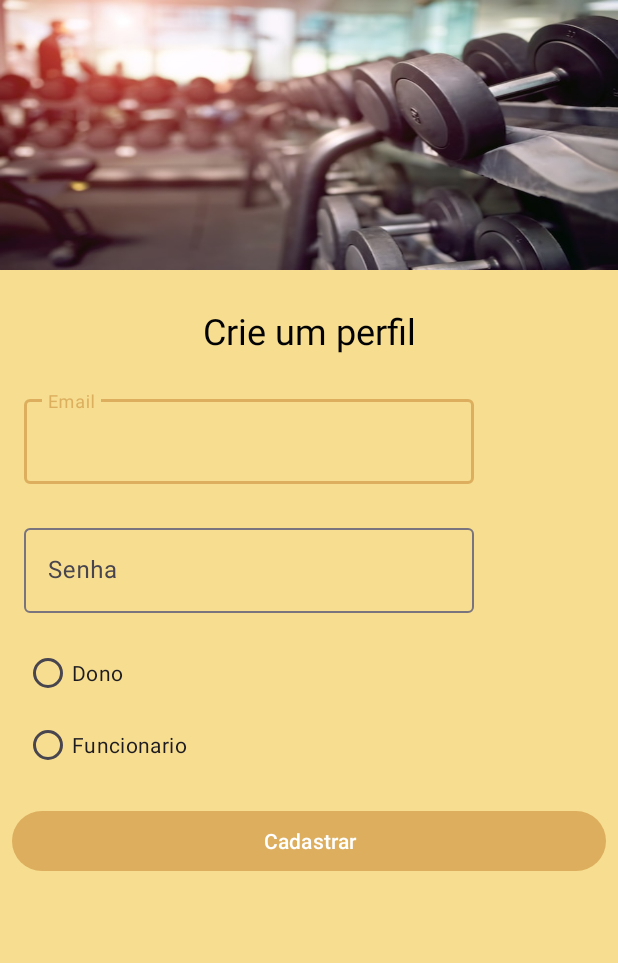
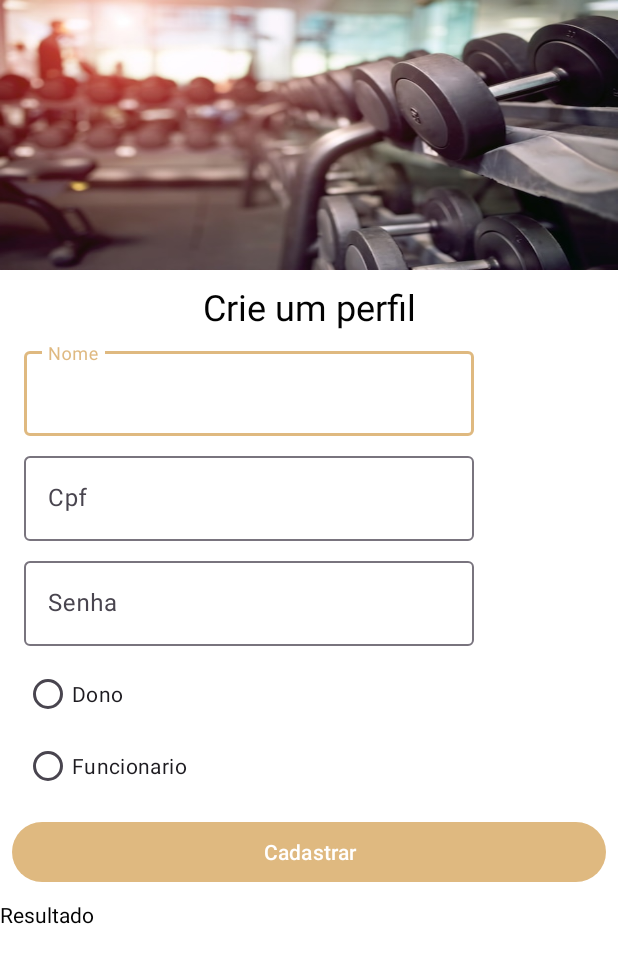
Before and after one commit to Rafael12062002/Projeto_Academia_Prototipo, an Android app: the MainActivity2 screen opened directly, with no data from a screen before it, on a phone screen of 412 x 824 dp. Shown: the top 963 px of the screen. Run offline under Robolectric (Android 15) with nearby library versions, the phone set to English and light mode, and no system bars.

Commit message:
modificações e um erro de conexão à ser reparado

```diff
--- /dev/null
+++ b/app/src/main/java/com/example/app_projeto/api/BancoService.java
@@ -0,0 +1,31 @@
+package com.example.app_projeto.api;
+
+import com.example.app_projeto.model.Cliente;
+import com.example.app_projeto.model.Frequencia;
+import com.example.app_projeto.model.Usuario;
+
+import java.util.List;
+
+import okhttp3.RequestBody;
+import retrofit2.Call;
+import retrofit2.http.Body;
+import retrofit2.http.GET;
+import retrofit2.http.POST;
+import retrofit2.http.Path;
+
+public interface BancoService {
+    @GET("{usuario}")
+    Call<List<Usuario>> recuperarUsuario(@Path("usuario") String usuario);
+
+    @GET
+    Call<List<Cliente>> recuperarCliente();
+
+    @GET
+    Call<List<Frequencia>> recuperarFrequencia();
+
+    @POST("Crud/APIInserirPessoas.php/")
+    Call<Usuario> salvarUsuario(@Body RequestBody usuario);
+
+    @POST
+    Call<Cliente> salvarCliente(@Body Cliente cliente);
+}
--- a/app/src/main/java/com/example/app_projeto/model/Banco.java
+++ b/app/src/main/java/com/example/app_projeto/model/Banco.java
@@ -7,7 +7,6 @@ public class Banco {
     public static List<Cliente> clientes = new ArrayList<>();
 
     public static List<Frequencia> frequencias = new ArrayList<>();
-    public static List<Pagamento> pagamentos = new ArrayList<>();
-    public static List<Usuario> usuarios = new ArrayList<>();
+
 
 }
--- a/app/src/main/java/com/example/app_projeto/telas/MainActivity2.java
+++ b/app/src/main/java/com/example/app_projeto/telas/MainActivity2.java
@@ -8,18 +8,40 @@ import android.os.Bundle;
 import android.view.View;
 import android.widget.Button;
 import android.widget.RadioButton;
+import android.widget.TextView;
 import android.widget.Toast;
 
 import com.example.app_projeto.R;
+import com.example.app_projeto.api.BancoService;
+import com.example.app_projeto.model.Usuario;
 import com.google.android.material.textfield.TextInputEditText;
+
+import org.json.JSONException;
+import org.json.JSONObject;
+
+import java.util.ArrayList;
+import java.util.List;
+
+import okhttp3.MediaType;
+import okhttp3.RequestBody;
+import okhttp3.ResponseBody;
+import retrofit2.Call;
+import retrofit2.Callback;
+import retrofit2.Response;
+import retrofit2.Retrofit;
+import retrofit2.converter.gson.GsonConverterFactory;
 
 public class MainActivity2 extends AppCompatActivity {
 
+    private Retrofit retrofit;
     private Button botaoCadastroFeito;
     private TextInputEditText emailCadastro;
     private TextInputEditText senhaCadastro;
     private RadioButton escolhaDono;
     private RadioButton escolhaFuncionario;
+    private TextInputEditText cpfCadastroUsuario;
+    private List<Usuario> usuarioList = new ArrayList<>();
+    private TextView resultado;
     @SuppressLint("MissingInflatedId")
     @Override
     protected void onCreate(Bundle savedInstanceState) {
@@ -31,24 +53,120 @@ public class MainActivity2 extends AppCompatActivity {
         senhaCadastro = findViewById(R.id.senhaCadastro);
         escolhaDono = findViewById(R.id.escolhaDono);
         escolhaFuncionario = findViewById(R.id.escolhaFuncionario);
+        cpfCadastroUsuario = findViewById(R.id.cpfCadastroUsuario);
+        resultado = findViewById(R.id.resultado);
+
+        retrofit = new Retrofit.Builder()
+                 //.baseUrl("192.168.0.104" +
+                    //    "fe80::2c5d:2aff:fe8b:a5a9")
+                .baseUrl("http://10.0.0.242/")
+                .addConverterFactory(GsonConverterFactory.create())
+                .build();
+
 
         botaoCadastroFeito.setOnClickListener(new View.OnClickListener() {
             @Override
             public void onClick(View view) {
-                if (escolhaDono.isChecked() && emailCadastro != null && senhaCadastro != null){
+                if (cpfCadastroUsuario.getText().length() != 11) {
+                    cpfCadastroUsuario.setError("Cpf invalido");
+                } else {
+                    if (escolhaDono.isChecked() && emailCadastro != null && cpfCadastroUsuario != null && senhaCadastro != null) {
                         Toast.makeText(getApplicationContext(), "pedido de confirmação enviado!", Toast.LENGTH_SHORT).show();
+
+                        salvarUsuario();
                         Intent intent = new Intent(getApplicationContext(), MainActivity.class);
                         startActivity(intent);
-                } else if (escolhaFuncionario.isChecked() && emailCadastro != null && senhaCadastro != null) {
+
+                    } else if (escolhaFuncionario.isChecked() && emailCadastro != null && cpfCadastroUsuario != null && senhaCadastro != null) {
                         Toast.makeText(getApplicationContext(), "Funcionario cadastrado com sucesso!", Toast.LENGTH_SHORT).show();
+
+                        salvarUsuario();
                         Intent intent = new Intent(getApplicationContext(), MainActivity.class);
                         startActivity(intent);
-                } else if (escolhaDono.isChecked() || escolhaFuncionario.isActivated() && emailCadastro.getText().toString().equals("") || senhaCadastro.getText().toString().equals("")) {
+
+                    } else if (escolhaDono.isChecked() || escolhaFuncionario.isChecked() && emailCadastro.getText().toString().equals("") || cpfCadastroUsuario.getText().toString().equals("") || senhaCadastro.getText().toString().equals("")) {
                         Toast.makeText(getApplicationContext(), "Insira em todos os campos", Toast.LENGTH_SHORT).show();
-                }else {
+                    } else {
                         Toast.makeText(getApplicationContext(), "Escolha uma função!", Toast.LENGTH_SHORT).show();
+                    }
                 }
             }
         });
     }
+
+    /*public void recuperarListaUsuario(){
+
+        BancoService bancoService = retrofit.create(BancoService.class);
+        Call<List<Usuario>> call = bancoService.recuperarUsuario(emailCadastro.getText().toString());
+
+        call.enqueue(new Callback<List<Usuario>>() {
+            @Override
+            public void onResponse(Call<List<Usuario>> call, Response<List<Usuario>> response) {
+
+                if (response.isSuccessful()){
+                    usuarioList = response.body();
+
+                    for (int i=0; i<usuarioList.size(); i++){
+                        Usuario usuario = usuarioList.get(i);
+                        Log.d("resultado", "resultado" + usuario.getNome() + usuario.getCpf() + usuario.getSenha() + usuario.getUsuario_type());
                     }
+                }
+            }
+
+            @Override
+            public void onFailure(Call<List<Usuario>> call, Throwable t) {
+
+            }
+        });
+    }*/
+    private void salvarUsuario(){
+        //recupera e salva
+          BancoService service = retrofit.create(BancoService.class);
+          String nome = emailCadastro.getText().toString();
+          String senha = senhaCadastro.getText().toString();
+          long cpf = cpfCadastroUsuario.getText().length();
+          boolean dono = escolhaDono.isChecked();
+          boolean cliente = escolhaFuncionario.isChecked();
+
+          Usuario u = new Usuario();
+          u.setNome(nome);
+          u.setCpf(cpf);
+          u.setSenha(senha);
+          u.setUsuario_type(String.valueOf(dono || cliente));
+
+        // Criar um objeto JSON para enviar os dados
+        JSONObject jsonObject = new JSONObject();
+        try {
+            jsonObject.put("nome", u.getNome());
+            jsonObject.put("cpf", u.getCpf());
+            jsonObject.put("senha", u.getSenha());
+            jsonObject.put("Usuario_type", u.getUsuario_type());
+        }catch (JSONException e){
+            e.printStackTrace();
+        }
+
+        // Converter o objeto JSON em uma string
+        String request = jsonObject.toString();
+
+        // Criar a requisição POST com o corpo da requisição
+        RequestBody body = RequestBody.create(MediaType.parse("application/json; charset=utf-8"), request);
+
+        Call<Usuario> responseBodyCall = service.salvarUsuario(body);
+
+        responseBodyCall.enqueue(new Callback<Usuario>() {
+            @Override
+            public void onResponse(Call<Usuario> call, Response<Usuario> response) {
+                if (response.isSuccessful()){
+                    Toast.makeText(getApplicationContext(), "certo", Toast.LENGTH_SHORT).show();
+                }
+            }
+
+            @Override
+            public void onFailure(Call<Usuario> call, Throwable t) {
+
+            }
+
+        });
+
+    }
+}
--- a/app/src/main/res/layout/activity_cadastrar_cliente.xml
+++ b/app/src/main/res/layout/activity_cadastrar_cliente.xml
@@ -112,7 +112,7 @@
             android:id="@+id/valorMensalidadeCliente"
             android:layout_width="match_parent"
             android:layout_height="wrap_content"
-            android:hint="Valor da mensalidade (Mensal)"
+            android:hint="Valor da mensalidade "
             android:inputType="number|numberDecimal" />
     </com.google.android.material.textfield.TextInputLayout>
 
--- a/app/src/main/res/layout/activity_main.xml
+++ b/app/src/main/res/layout/activity_main.xml
@@ -4,7 +4,7 @@
     xmlns:tools="http://schemas.android.com/tools"
     android:layout_width="match_parent"
     android:layout_height="match_parent"
-    android:background="#F6DD90"
+    android:background="@color/white"
     tools:context=".telas.MainActivity">
 
     <LinearLayout
@@ -19,11 +19,11 @@
 
     <TextView
         android:id="@+id/textView"
-        android:textColor="@color/black"
         android:layout_width="wrap_content"
         android:layout_height="wrap_content"
         android:layout_marginTop="32dp"
         android:text="Faça login na sua conta"
+        android:textColor="@color/black"
         android:textSize="20sp"
         app:layout_constraintEnd_toEndOf="parent"
         app:layout_constraintStart_toStartOf="parent"
@@ -96,7 +96,7 @@
         android:layout_width="wrap_content"
         android:layout_height="wrap_content"
         android:backgroundTint="#B0D19A48"
-        android:text="Criar conta"
+        android:text="Cadastrar usuario"
         app:layout_constraintBottom_toBottomOf="parent"
         app:layout_constraintEnd_toEndOf="parent"
         app:layout_constraintStart_toStartOf="parent"
--- a/app/src/main/res/layout/activity_main2.xml
+++ b/app/src/main/res/layout/activity_main2.xml
@@ -2,10 +2,11 @@
 <androidx.constraintlayout.widget.ConstraintLayout xmlns:android="http://schemas.android.com/apk/res/android"
     xmlns:app="http://schemas.android.com/apk/res-auto"
     xmlns:tools="http://schemas.android.com/tools"
+    android:id="@+id/cpfCadastro"
     android:layout_width="match_parent"
     android:layout_height="match_parent"
-    android:background="#F6DD90"
-    tools:context=".telas.MainActivity2" >
+    android:background="@color/white"
+    tools:context=".telas.MainActivity2">
 
     <LinearLayout
         android:id="@+id/linearLayout2"
@@ -21,7 +22,7 @@
         android:id="@+id/textView3"
         android:layout_width="wrap_content"
         android:layout_height="wrap_content"
-        android:layout_marginTop="24dp"
+        android:layout_marginTop="8dp"
         android:text="Crie um perfil"
         android:textSize="24sp"
         app:layout_constraintEnd_toEndOf="parent"
@@ -33,7 +34,7 @@
         android:layout_width="300dp"
         android:layout_height="wrap_content"
         android:layout_marginStart="16dp"
-        android:layout_marginTop="24dp"
+        android:layout_marginTop="8dp"
         app:layout_constraintEnd_toEndOf="parent"
         app:layout_constraintHorizontal_bias="0.0"
         app:layout_constraintStart_toStartOf="parent"
@@ -43,7 +44,7 @@
             android:id="@+id/emailCadastro"
             android:layout_width="match_parent"
             android:layout_height="wrap_content"
-            android:hint="Email"
+            android:hint="Nome"
             android:inputType="text|textEmailAddress|textNoSuggestions" />
     </com.google.android.material.textfield.TextInputLayout>
 
@@ -52,11 +53,11 @@
         android:layout_width="300dp"
         android:layout_height="wrap_content"
         android:layout_marginStart="16dp"
-        android:layout_marginTop="24dp"
+        android:layout_marginTop="8dp"
         app:layout_constraintEnd_toEndOf="parent"
         app:layout_constraintHorizontal_bias="0.0"
         app:layout_constraintStart_toStartOf="parent"
-        app:layout_constraintTop_toBottomOf="@+id/textInputLayout3">
+        app:layout_constraintTop_toBottomOf="@+id/textInputLayout9">
 
         <com.google.android.material.textfield.TextInputEditText
             android:id="@+id/senhaCadastro"
@@ -68,10 +69,10 @@
 
     <RadioGroup
         android:id="@+id/radioGroup"
-        android:layout_width="150dp"
-        android:layout_height="wrap_content"
+        android:layout_width="162dp"
+        android:layout_height="97dp"
         android:layout_marginStart="16dp"
-        android:layout_marginTop="16dp"
+        android:layout_marginTop="8dp"
         app:layout_constraintEnd_toEndOf="parent"
         app:layout_constraintHorizontal_bias="0.0"
         app:layout_constraintStart_toStartOf="parent"
@@ -81,15 +82,15 @@
             android:id="@+id/escolhaDono"
             android:layout_width="match_parent"
             android:layout_height="wrap_content"
-            android:text="Dono"
-            android:checked="false"/>
+            android:checked="false"
+            android:text="Dono" />
 
         <RadioButton
             android:id="@+id/escolhaFuncionario"
             android:layout_width="match_parent"
             android:layout_height="wrap_content"
-            android:text="Funcionario"
-            android:checked="false"/>
+            android:checked="false"
+            android:text="Funcionario" />
 
     </RadioGroup>
 
@@ -98,13 +99,43 @@
         android:layout_width="0dp"
         android:layout_height="wrap_content"
         android:layout_marginStart="8dp"
-        android:layout_marginTop="16dp"
+        android:layout_marginTop="8dp"
         android:layout_marginEnd="8dp"
         android:text="Cadastrar"
+        app:layout_constraintEnd_toEndOf="parent"
+        app:layout_constraintHorizontal_bias="0.0"
+        app:layout_constraintStart_toStartOf="parent"
+        app:layout_constraintTop_toBottomOf="@+id/radioGroup" />
+
+    <com.google.android.material.textfield.TextInputLayout
+        android:id="@+id/textInputLayout9"
+        android:layout_width="300dp"
+        android:layout_height="wrap_content"
+        android:layout_marginStart="16dp"
+        android:layout_marginTop="8dp"
+        app:layout_constraintEnd_toEndOf="parent"
+        app:layout_constraintHorizontal_bias="0.0"
+        app:layout_constraintStart_toStartOf="parent"
+        app:layout_constraintTop_toBottomOf="@+id/textInputLayout3">
+
+        <com.google.android.material.textfield.TextInputEditText
+            android:id="@+id/cpfCadastroUsuario"
+            android:layout_width="match_parent"
+            android:layout_height="wrap_content"
+            android:hint="Cpf"
+            android:inputType="number" />
+    </com.google.android.material.textfield.TextInputLayout>
+
+    <TextView
+        android:id="@+id/resultado"
+        android:layout_width="0dp"
+        android:layout_height="wrap_content"
+        android:layout_marginTop="8dp"
+        android:text="Resultado"
         app:layout_constraintBottom_toBottomOf="parent"
         app:layout_constraintEnd_toEndOf="parent"
         app:layout_constraintStart_toStartOf="parent"
-        app:layout_constraintTop_toBottomOf="@+id/radioGroup"
+        app:layout_constraintTop_toBottomOf="@+id/botaoCadastroFeito"
         app:layout_constraintVertical_bias="0.0" />
 
 </androidx.constraintlayout.widget.ConstraintLayout>
```
Also changed, not shown: app/src/main/AndroidManifest.xml (+2 -7 lines), app/src/main/java/com/example/app_projeto/adapter/ListaHistoricoAdapter.java (deleted, +0 -63 lines), app/src/main/java/com/example/app_projeto/adapter/ListaPagamentoAdapter.java (deleted, +0 -80 lines), app/src/main/java/com/example/app_projeto/model/Usuario.java (added, +50 -0 lines), app/src/main/java/com/example/app_projeto/telas/Carteira.java (deleted, +0 -50 lines), app/src/main/java/com/example/app_projeto/telas/Configuracao.java (deleted, +0 -59 lines), app/src/main/java/com/example/app_projeto/telas/MainActivity3.java (+1 -18 lines), app/src/main/res/layout/activity_carteira.xml (deleted, +0 -39 lines), app/src/main/res/layout/activity_configuracao.xml (deleted, +0 -17 lines), app/src/main/res/layout/activity_main3.xml (+3 -30 lines), app/src/main/res/layout/lista_historico_adapter.xml (deleted, +0 -51 lines). Lines whose indentation alone changed are shown as unchanged.
